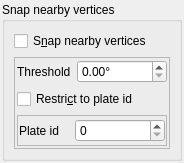
Before: the Qt Designer form src/qt-widgets/SnapNearbyVerticesWidgetUi.ui in GPlates/GPlates, drawn with Qt 5.
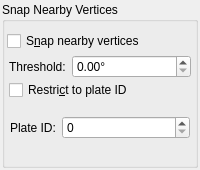
After: the same form once the commit is applied.

Diff of the .ui file:
```diff
--- a/src/qt-widgets/SnapNearbyVerticesWidgetUi.ui
+++ b/src/qt-widgets/SnapNearbyVerticesWidgetUi.ui
@@ -1,170 +1,158 @@
 <ui version="4.0" >
  <class>SnapNearbyVerticesWidget</class>
- <widget class="QWidget" name="SnapNearbyVerticesWidget" >
-  <property name="geometry" >
+ <widget class="QWidget" name="SnapNearbyVerticesWidget">
+  <property name="geometry">
    <rect>
     <x>0</x>
     <y>0</y>
-    <width>179</width>
-    <height>163</height>
+    <width>200</width>
+    <height>170</height>
    </rect>
   </property>
-  <property name="windowTitle" >
+  <property name="windowTitle">
    <string>Form</string>
   </property>
-  <layout class="QGridLayout" >
-   <property name="leftMargin" >
+  <layout class="QGridLayout">
+   <property name="margin">
     <number>2</number>
    </property>
-   <property name="topMargin" >
-    <number>2</number>
-   </property>
-   <property name="rightMargin" >
-    <number>2</number>
-   </property>
-   <property name="bottomMargin" >
-    <number>2</number>
-   </property>
-   <property name="horizontalSpacing" >
+   <property name="spacing">
     <number>4</number>
    </property>
-   <property name="verticalSpacing" >
-    <number>4</number>
-   </property>
-   <item row="0" column="0" >
-    <widget class="QGroupBox" name="groupbox_vertices" >
-     <property name="title" >
-      <string>Snap nearby vertices</string>
+   <item row="0" column="0">
+    <widget class="QGroupBox" name="groupbox_vertices">
+     <property name="title">
+      <string>Snap Nearby Vertices</string>
      </property>
-     <property name="flat" >
+     <property name="flat">
       <bool>true</bool>
      </property>
-     <layout class="QGridLayout" >
-      <item row="0" column="0" >
-       <widget class="QCheckBox" name="checkbox_vertices" >
-        <property name="toolTip" >
+     <layout class="QGridLayout">
+      <property name="leftMargin">
+       <number>2</number>
+      </property>
+      <property name="rightMargin">
+       <number>2</number>
+      </property>
+      <property name="horizontalSpacing">
+       <number>6</number>
+      </property>
+      <property name="verticalSpacing">
+       <number>2</number>
+      </property>
+      <item row="0" column="0">
+       <widget class="QCheckBox" name="checkbox_vertices">
+        <property name="toolTip">
          <string>Snap the nearest vertex of non-focussed geometries to the new focussed vertex position</string>
         </property>
-        <property name="text" >
+        <property name="text">
          <string>S&amp;nap nearby vertices</string>
         </property>
-        <property name="autoRepeat" >
+        <property name="autoRepeat">
          <bool>false</bool>
         </property>
        </widget>
       </item>
-      <item row="1" column="0" >
-       <widget class="QFrame" name="frame_vertices" >
-        <property name="frameShape" >
-         <enum>QFrame::StyledPanel</enum>
+      <item row="1" column="0">
+       <widget class="QFrame" name="frame_vertices">
+        <property name="frameShape">
+         <enum>QFrame::NoFrame</enum>
         </property>
-        <property name="frameShadow" >
+        <property name="frameShadow">
          <enum>QFrame::Plain</enum>
         </property>
-        <property name="lineWidth" >
+        <property name="lineWidth">
          <number>1</number>
         </property>
-        <property name="midLineWidth" >
+        <property name="midLineWidth">
          <number>1</number>
         </property>
-        <layout class="QGridLayout" >
-         <property name="leftMargin" >
+        <layout class="QGridLayout">
+         <property name="verticalSpacing">
           <number>2</number>
          </property>
-         <property name="topMargin" >
+         <property name="margin">
           <number>2</number>
          </property>
-         <property name="rightMargin" >
-          <number>2</number>
-         </property>
-         <property name="bottomMargin" >
-          <number>2</number>
-         </property>
-         <item row="0" column="0" >
-          <layout class="QHBoxLayout" >
+         <item row="0" column="0">
+          <layout class="QHBoxLayout">
+           <property name="spacing">
+            <number>6</number>
+           </property>
            <item>
-            <widget class="QLabel" name="label_threshold" >
-             <property name="text" >
-              <string>Threshold</string>
+            <widget class="QLabel" name="label_threshold">
+             <property name="text">
+              <string>Threshold:</string>
              </property>
             </widget>
            </item>
            <item>
-            <widget class="QDoubleSpinBox" name="spinbox_threshold" >
-             <property name="minimumSize" >
-              <size>
-               <width>90</width>
-               <height>0</height>
-              </size>
+            <widget class="QDoubleSpinBox" name="spinbox_threshold">
+             <property name="sizePolicy">
+              <sizepolicy hsizetype="Expanding" vsizetype="Fixed">
+               <horstretch>0</horstretch>
+               <verstretch>0</verstretch>
+              </sizepolicy>
              </property>
-             <property name="suffix" >
+             <property name="suffix">
               <string>°</string>
              </property>
             </widget>
            </item>
           </layout>
          </item>
-         <item row="1" column="0" >
-          <widget class="QCheckBox" name="checkbox_plate_id" >
-           <property name="toolTip" >
+         <item row="1" column="0">
+          <widget class="QCheckBox" name="checkbox_plate_id">
+           <property name="toolTip">
             <string>Only snap nearby geometries with the specified plate id</string>
            </property>
-           <property name="text" >
-            <string>Restri&amp;ct to plate id</string>
+           <property name="text">
+            <string>Restri&amp;ct to plate ID</string>
            </property>
           </widget>
          </item>
-         <item row="2" column="0" >
-          <widget class="QFrame" name="frame_plate_id" >
-           <property name="frameShape" >
-            <enum>QFrame::StyledPanel</enum>
+         <item row="2" column="0">
+          <widget class="QFrame" name="frame_plate_id">
+           <property name="frameShape">
+            <enum>QFrame::NoFrame</enum>
            </property>
-           <property name="frameShadow" >
+           <property name="frameShadow">
             <enum>QFrame::Raised</enum>
            </property>
-           <layout class="QGridLayout" >
-            <property name="leftMargin" >
+           <layout class="QGridLayout">
+            <property name="horizontalSpacing">
              <number>1</number>
             </property>
-            <property name="topMargin" >
-             <number>1</number>
-            </property>
-            <property name="rightMargin" >
-             <number>1</number>
-            </property>
-            <property name="bottomMargin" >
-             <number>1</number>
-            </property>
-            <property name="horizontalSpacing" >
-             <number>1</number>
-            </property>
-            <property name="verticalSpacing" >
+            <property name="verticalSpacing">
              <number>0</number>
             </property>
-            <item row="0" column="0" >
-             <layout class="QHBoxLayout" >
-              <property name="spacing" >
-               <number>0</number>
+            <property name="margin">
+             <number>1</number>
+            </property>
+            <item row="0" column="0">
+             <layout class="QHBoxLayout">
+              <property name="spacing">
+               <number>6</number>
               </property>
               <item>
-               <widget class="QLabel" name="label_plate_id" >
-                <property name="text" >
-                 <string>Plate id</string>
+               <widget class="QLabel" name="label_plate_id">
+                <property name="text">
+                 <string>Plate ID:</string>
                 </property>
                </widget>
               </item>
               <item>
-               <widget class="QSpinBox" name="spinbox_plate_id" >
-                <property name="minimumSize" >
-                 <size>
-                  <width>90</width>
-                  <height>0</height>
-                 </size>
+               <widget class="QSpinBox" name="spinbox_plate_id">
+                <property name="sizePolicy">
+                 <sizepolicy hsizetype="Expanding" vsizetype="Fixed">
+                  <horstretch>0</horstretch>
+                  <verstretch>0</verstretch>
+                 </sizepolicy>
                 </property>
-                <property name="wrapping" >
+                <property name="wrapping">
                  <bool>false</bool>
                 </property>
-                <property name="maximum" >
+                <property name="maximum">
                  <number>999999999</number>
                 </property>
                </widget>
```
Left out of the diff: 3 changed lines with no effect on the pictures.
